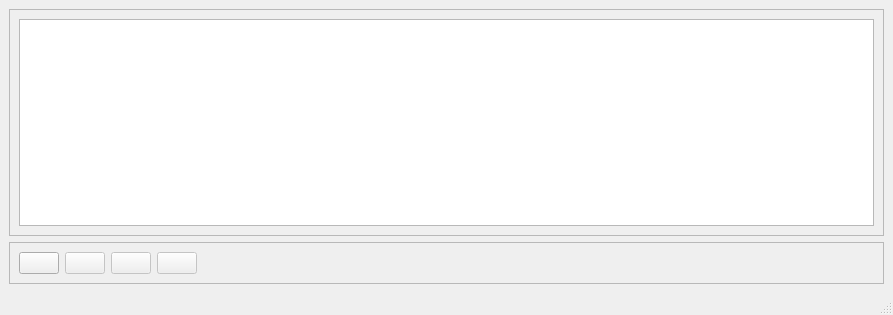
This is ui/main_radio.ui in graal101/Radio as Qt 5 draws it before an edit. The edited form follows.
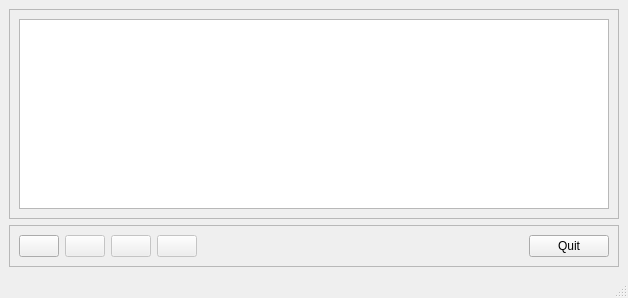
This is the edited form. Icons and pictures are not drawn.

Commit message: events from tableview doubleclick

```diff
--- a/ui/main_radio.ui
+++ b/ui/main_radio.ui
@@ -6,8 +6,8 @@
    <rect>
     <x>0</x>
     <y>0</y>
-    <width>893</width>
-    <height>315</height>
+    <width>628</width>
+    <height>298</height>
    </rect>
   </property>
   <property name="windowTitle">
@@ -121,6 +121,13 @@
          </property>
         </spacer>
        </item>
+       <item>
+        <widget class="QPushButton" name="pushButton">
+         <property name="text">
+          <string>Quit</string>
+         </property>
+        </widget>
+       </item>
       </layout>
      </widget>
     </item>
```
Left out of the diff: 2 changed lines with no effect on the pictures. The commit also changes 1 other file.
